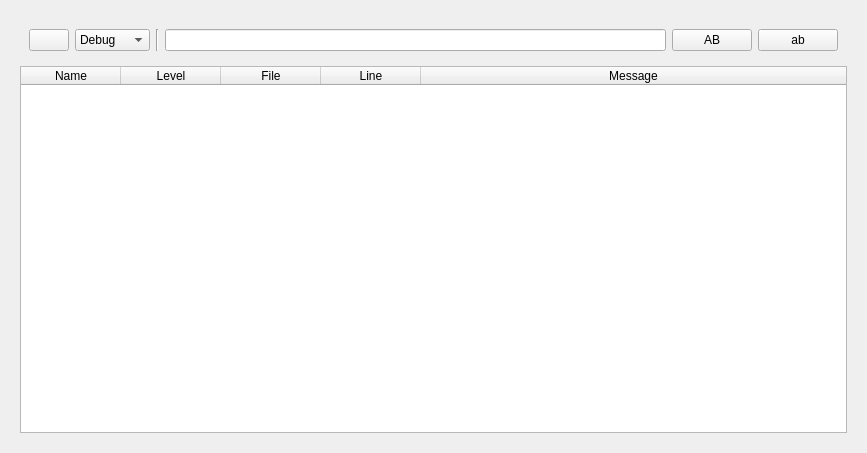
This is editor/uis/log_widget.ui in threezinedine/ntt-3d-game-engine as Qt 5 draws it before an edit. The edited form follows.
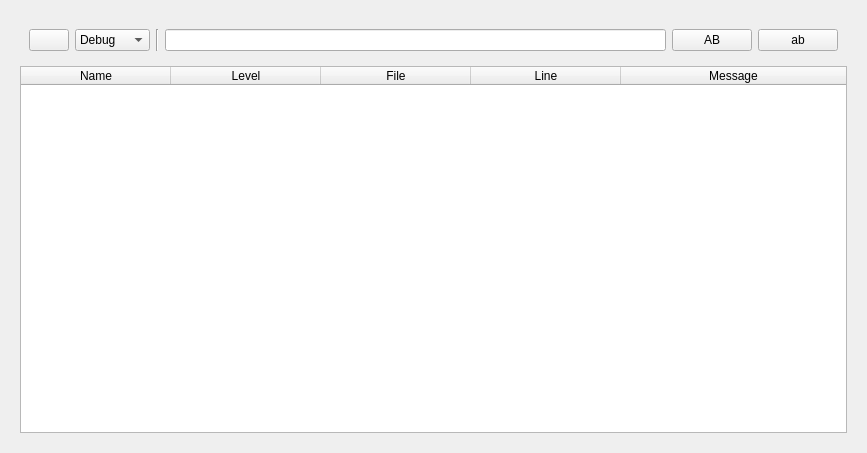
This is the edited form. Custom widgets are drawn as their Qt base class.

Diff of the .ui file:
```diff
--- a/editor/uis/log_widget.ui
+++ b/editor/uis/log_widget.ui
@@ -111,9 +111,21 @@
         <attribute name="horizontalHeaderCascadingSectionResizes">
          <bool>false</bool>
         </attribute>
+        <attribute name="horizontalHeaderDefaultSectionSize">
+         <number>150</number>
+        </attribute>
         <attribute name="horizontalHeaderStretchLastSection">
          <bool>true</bool>
         </attribute>
+        <attribute name="verticalHeaderCascadingSectionResizes">
+         <bool>false</bool>
+        </attribute>
+        <attribute name="verticalHeaderMinimumSectionSize">
+         <number>12</number>
+        </attribute>
+        <attribute name="verticalHeaderDefaultSectionSize">
+         <number>22</number>
+        </attribute>
         <column>
          <property name="text">
           <string>Name</string>
```
